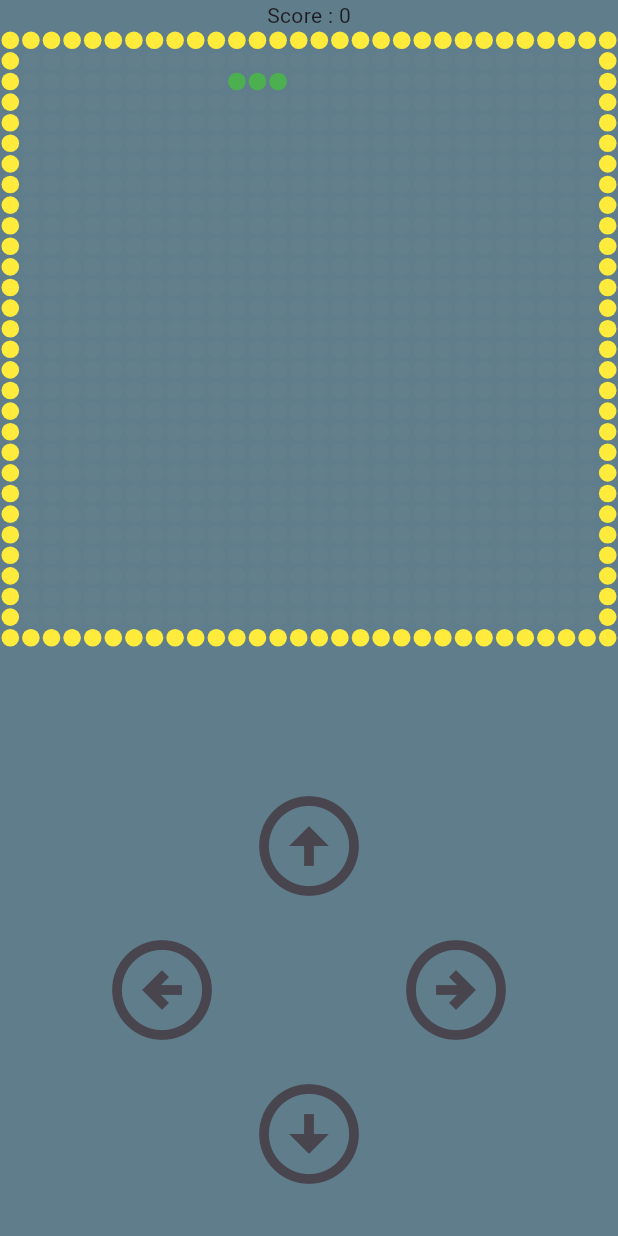
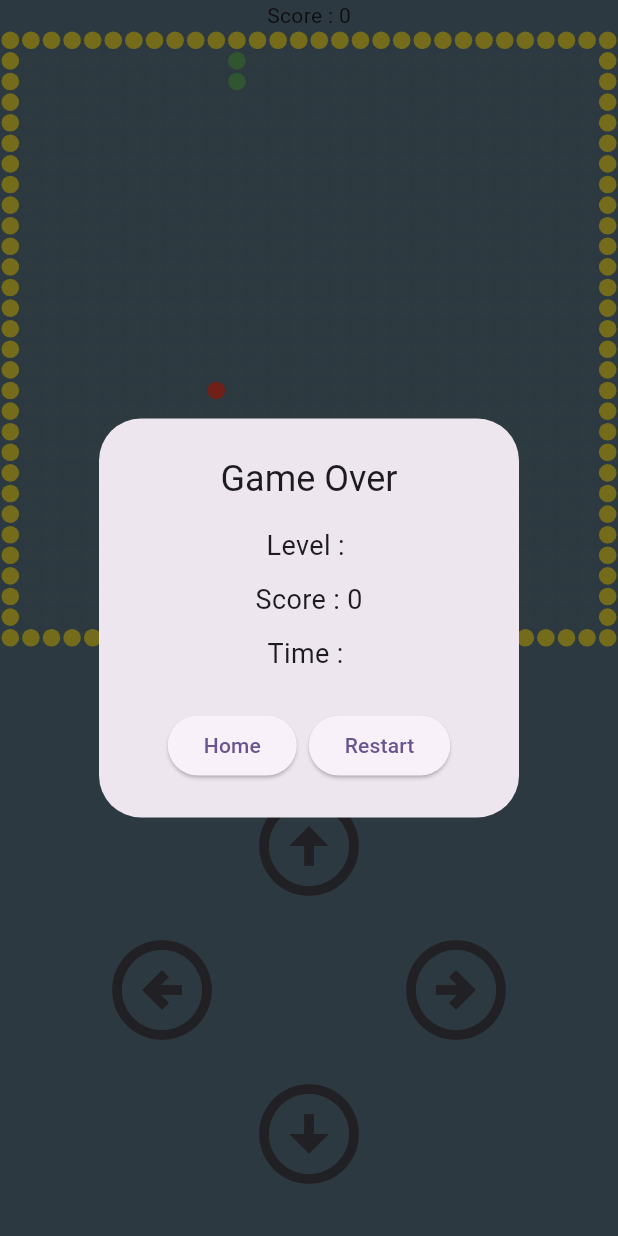
Before and after one commit to BooPassakorn/snake_game, a Flutter app: the LevelOne screen opened directly, after a tap on the "arrow circle up" icon, on a phone screen of 412 x 824 dp. Run offline on Flutter 3.47's test engine with Material 3 defaults, Android fonts, the phone set to English and light mode, and no system bars; our stand-ins replace firebase_auth, firebase_core, google_sign_in; accounts and stored records are empty.

Commit message:
can control snake, when eat point snake as long, can't collision border and body

```diff
--- a/lib/level/level_one.dart
+++ b/lib/level/level_one.dart
@@ -1,6 +1,8 @@
 import 'dart:async';
+import 'dart:math';
 
 import 'package:flutter/material.dart';
+import 'package:snake_game/widget/show_dialog.dart';
 
 class LevelOne extends StatefulWidget {
   const LevelOne({super.key});
@@ -8,6 +10,8 @@ class LevelOne extends StatefulWidget {
   @override
   State<LevelOne> createState() => _LevelOneState();
 }
+
+enum Direction {up, down, left, right}
 
 class _LevelOneState extends State<LevelOne> {
 
@@ -17,6 +21,8 @@ class _LevelOneState extends State<LevelOne> {
   List<int> snakePosition = [];
   int snakeHead = 0;
   int score = 0;
+  late Direction direction;
+  late int foodPosition;
 
   @override
   void initState() {
@@ -25,19 +31,66 @@ class _LevelOneState extends State<LevelOne> {
   }
 
   void startGame() {
+
+    setState(() {
+      score = 0;
+    });
+
     makeBorder();
-    snakePosition = [63,64,65];
+    generateFood();
+    direction = Direction.right;
+    snakePosition = [65,63,64];
     snakeHead = snakePosition.first;
     Timer.periodic(const Duration(milliseconds: 300), (timer){
       updateSnake();
+      if (checkCollision()){
+        timer.cancel();
+        ShowGameOver.showGameOver(context, score, startGame);
+      }
     });
+  }
+
+
+  bool checkCollision() { //ตรวจการชน
+    if (borderList.contains(snakeHead)) return true; //ชนขอบ
+    if (snakePosition.sublist(1).contains(snakeHead)) return true; //ชนตัวเอง
+    return false;
+  }
+
+  void generateFood() {
+    foodPosition = Random().nextInt(row*column);
+    if(borderList.contains(foodPosition)) {
+      generateFood();
+    }
   }
 
   void updateSnake() {
     setState(() {
-      snakePosition.insert(0, snakeHead + 1);
+
+      switch(direction){
+        case Direction.up:
+          snakePosition.insert(0, snakeHead - column);
+          break;
+        case Direction.down:
+          snakePosition.insert(0, snakeHead + column);
+          break;
+        case Direction.right:
+          snakePosition.insert(0, snakeHead + 1);
+          break;
+        case Direction.left:
+          snakePosition.insert(0, snakeHead - 1);
+          break;
+      }
+      // snakePosition.insert(0, snakeHead + 1);
     });
-    snakePosition.removeLast();
+
+    if (snakeHead == foodPosition) {
+      score++;
+      generateFood();
+    } else {
+      snakePosition.removeLast();
+    }
+
     snakeHead = snakePosition.first;
   }
 
@@ -77,16 +130,24 @@ class _LevelOneState extends State<LevelOne> {
       child: Column(
         mainAxisAlignment: MainAxisAlignment.center,
         children: [
-          IconButton(onPressed: (){}, icon: const Icon(Icons.arrow_circle_up), iconSize: 80),
+          IconButton(onPressed: (){
+            if(direction!=Direction.down) direction = Direction.up;
+          }, icon: const Icon(Icons.arrow_circle_up), iconSize: 80),
           Row(
             mainAxisAlignment: MainAxisAlignment.center,
             children: [
-              IconButton(onPressed: (){}, icon: const Icon(Icons.arrow_circle_left_outlined), iconSize: 80),
+              IconButton(onPressed: (){
+                if(direction!=Direction.right) direction = Direction.left;
+              }, icon: const Icon(Icons.arrow_circle_left_outlined), iconSize: 80),
               SizedBox(width: 100),
-              IconButton(onPressed: (){}, icon: const Icon(Icons.arrow_circle_right_outlined), iconSize: 80),
+              IconButton(onPressed: (){
+                if(direction!=Direction.left) direction = Direction.right;
+              }, icon: const Icon(Icons.arrow_circle_right_outlined), iconSize: 80),
             ],
           ),
-          IconButton(onPressed: (){}, icon: const Icon(Icons.arrow_circle_down_outlined), iconSize: 80),
+          IconButton(onPressed: (){
+            if(direction!=Direction.up) direction = Direction.down;
+          }, icon: const Icon(Icons.arrow_circle_down_outlined), iconSize: 80),
         ],
       ),
     );
@@ -97,7 +158,15 @@ class _LevelOneState extends State<LevelOne> {
       return Colors.yellow;
     else{
       if(snakePosition.contains(index)) {
-        return Colors.green;
+        if(snakeHead == index) {
+          return Colors.greenAccent;
+        } else {
+          return Colors.green.shade400;
+        }
+      } else {
+        if (index == foodPosition) {
+          return Colors.red;
+        }
       }
     }
       return Colors.grey.withOpacity(0.05);
--- a/lib/main.dart
+++ b/lib/main.dart
@@ -23,8 +23,8 @@ class MyApp extends StatelessWidget {
         colorScheme: ColorScheme.fromSeed(seedColor: Colors.deepPurple),
         useMaterial3: true,
       ),
-      // home: const LoginPage(),
-      home: const LevelOne(),
+      home: const LoginPage(),
+      // home: const LevelOne(),
     );
   }
 }
--- a/lib/widget/show_dialog.dart
+++ b/lib/widget/show_dialog.dart
@@ -1,4 +1,5 @@
 import 'package:flutter/material.dart';
+import 'package:snake_game/home.dart';
 
 class ShowAllScore {
   static void showAllScore(BuildContext context) {
@@ -32,3 +33,51 @@ class ShowAllScore {
     );
   }
 }
+
+class ShowGameOver {
+  static void showGameOver(BuildContext context, int score, VoidCallback startGame) {
+    showDialog(
+      context: context,
+      barrierDismissible: false,
+      builder: (context) {
+        return AlertDialog(
+          title: const Center(
+            child: Text(
+              "Game Over",
+              textAlign: TextAlign.center,
+            ),
+          ),
+          content: Column(
+            mainAxisSize: MainAxisSize.min,
+            children: [
+              Text("Level : ", style: TextStyle(fontSize: 18)),
+              const SizedBox(height: 10),
+              Text("Score : $score", style: const TextStyle(fontSize: 18)),
+              const SizedBox(height: 10),
+              Text("Time : ", style: const TextStyle(fontSize: 18)),
+            ],
+          ),
+          actionsAlignment: MainAxisAlignment.center,
+          actions: [
+            ElevatedButton(
+              onPressed: () {
+                Navigator.pushReplacement(
+                  context,
+                  MaterialPageRoute(builder: (context) => HomePage()),
+                );
+              },
+              child: const Text("Home"),
+            ),
+            ElevatedButton(
+              onPressed: () {
+                Navigator.of(context).pop();
+                startGame();
+              },
+              child: const Text("Restart"),
+            ),
+          ],
+        );
+      },
+    );
+  }
+}
```
